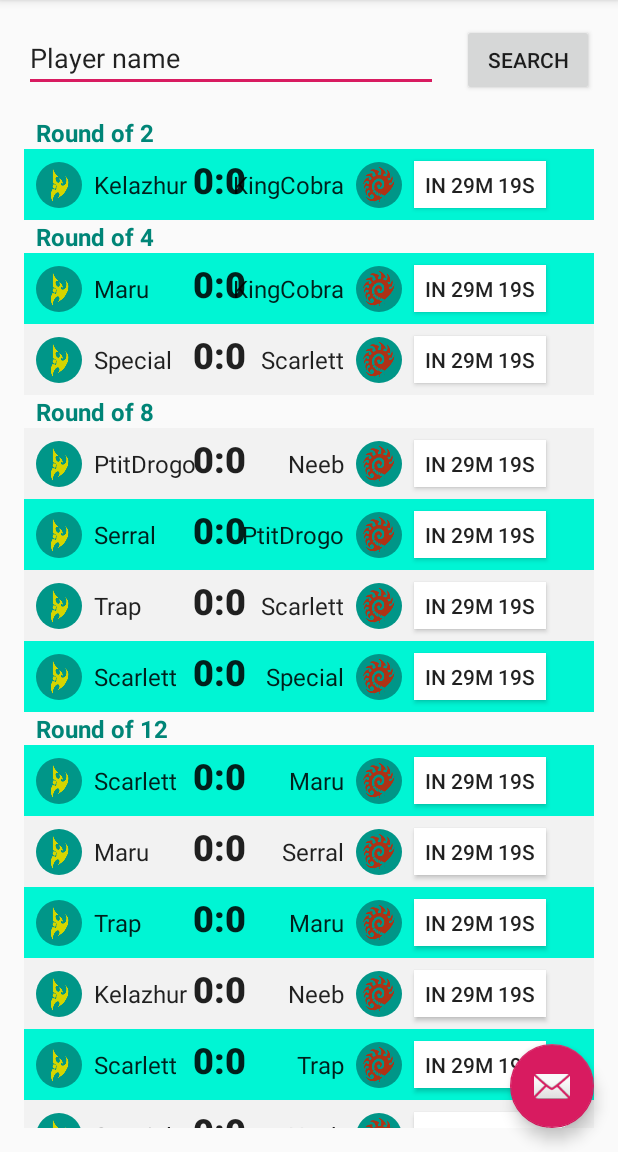
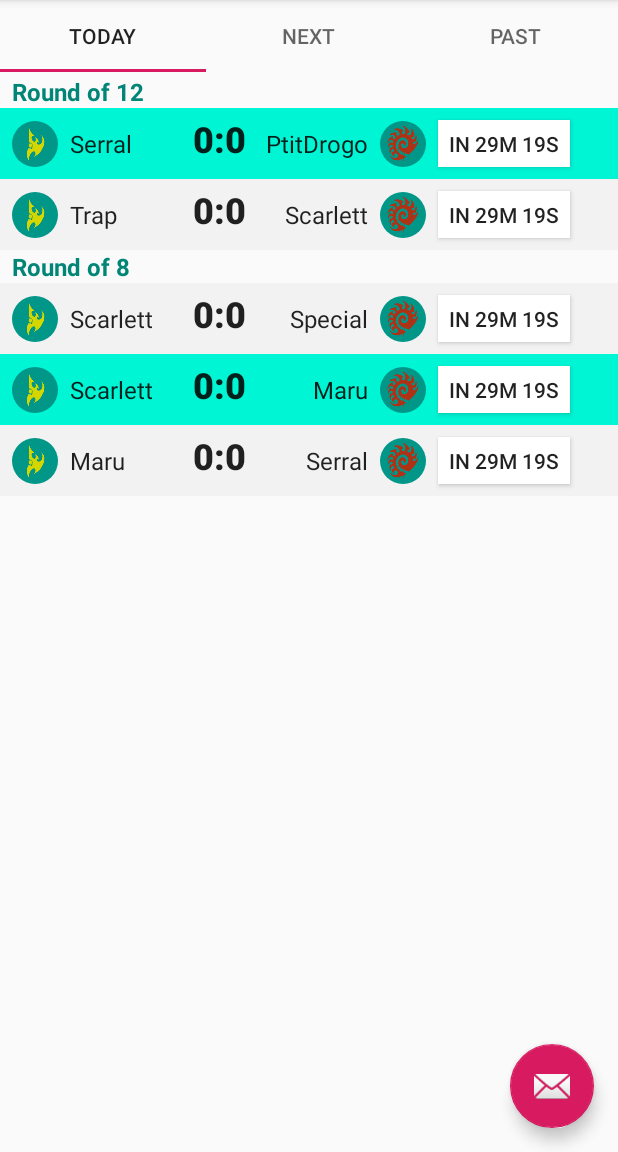
Before and after one commit to alexpdk/SC2Brackets, an Android app: the screen it shows after launch (MainActivity), on a phone screen of 412 x 824 dp, the part 84-1236 px from its top. Run offline under Robolectric (Android 15) with nearby library versions, the phone set to English and light mode, and no system bars; 1 statement that could not run was skipped.

Commit message:
TabLayout and match grouping by time implemented

```diff
--- a/app/src/main/java/com/apx/sc2brackets/MainActivity.kt
+++ b/app/src/main/java/com/apx/sc2brackets/MainActivity.kt
@@ -3,25 +3,42 @@ package com.apx.sc2brackets
 import android.content.Intent
 import android.os.Bundle
 import android.support.design.widget.Snackbar
-import android.support.v7.app.AppCompatActivity;
+import android.support.v7.app.AppCompatActivity
+import android.support.v7.widget.RecyclerView
 import android.util.Log
 import android.view.Menu
 import android.view.MenuItem
 import android.view.View
 import android.widget.EditText
 import com.apx.sc2brackets.brackets.BracketFragment
+import com.apx.sc2brackets.brackets.BracketFragmentPagerAdapter
 import com.apx.sc2brackets.brackets.Match
 
 import kotlinx.android.synthetic.main.activity_main.*
+import kotlinx.android.synthetic.main.content_main.*
 
 private const val TAG = "MainActivity"
 
 class MainActivity : AppCompatActivity(), BracketFragment.OnMatchInteractionListener {
 
+    /**Pool shared by all the BracketFragments.
+     *
+     * Without the pool the performance significantly drops due to repeated ViewHolder creation.
+     * Shared view pool references activity context, so it should live inside activity to avoid memory leak*/
+    private val sharedRecycledViewPool = RecyclerView.RecycledViewPool()
+
+    init {
+        // allocate enough space to transfer match ViewHolders from one BracketFragment to another
+        sharedRecycledViewPool.setMaxRecycledViews(R.layout.match_item, 15)
+    }
+
     override fun onCreate(savedInstanceState: Bundle?) {
         super.onCreate(savedInstanceState)
         setContentView(R.layout.activity_main)
         setSupportActionBar(toolbar)
+
+        bracketViewPager.adapter = BracketFragmentPagerAdapter(sharedRecycledViewPool, supportFragmentManager)
+        bracketTabLayout.setupWithViewPager(bracketViewPager)
 
         fab.setOnClickListener { view ->
             Snackbar.make(view, "Replace with your own action", Snackbar.LENGTH_LONG)
@@ -51,17 +68,16 @@ class MainActivity : AppCompatActivity(), BracketFragment.OnMatchInteractionList
 
     /**Called when the user taps the Send button. Parameter is vital for assigning method
      * as onClick handler.*/
-    fun sendMessage(@Suppress("UNUSED_PARAMETER") button: View) {
+/*    fun sendMessage(@Suppress("UNUSED_PARAMETER") button: View) {
         val editText = findViewById<EditText>(R.id.editText)
         val message = editText.text.toString()
         val intent = Intent(this, PlayerProfileActivity::class.java).apply {
             putExtra(PLAYER_NAME_INTENT_MESSAGE, message)
         }
         startActivity(intent)
-    }
+    }*/
 
     companion object {
         const val PLAYER_NAME_INTENT_MESSAGE = "com.apx.sc2brackets.player_name"
     }
-
 }
--- a/app/src/main/java/com/apx/sc2brackets/brackets/BracketFragment.kt
+++ b/app/src/main/java/com/apx/sc2brackets/brackets/BracketFragment.kt
@@ -20,25 +20,37 @@ class BracketFragment : Fragment() {
 
     private var listener: OnMatchInteractionListener? = null
 
+    //TODO: on screen rotation this reference is lost, need a way to correctly store/pass it
+    var sharedRecycledViewPool: RecyclerView.RecycledViewPool? =null
+    private val timeFilter: MatchBracket.TimeFilter? by lazy {
+        arguments?.get(BRACKET_TIME_FILTER) as MatchBracket.TimeFilter
+    }
+
     override fun onCreateView(
         inflater: LayoutInflater, container: ViewGroup?,
         savedInstanceState: Bundle?
     ): View? {
-        val view = inflater.inflate(R.layout.match_item_list, container, false)
+        val view = inflater.inflate(R.layout.fragment_bracket, container, false)
 
         // Set the adapter
         if (view is RecyclerView) {
             with(view) {
-                layoutManager = LinearLayoutManager(context)
+                layoutManager = LinearLayoutManager(context).apply {
+                    //viewHolders from detached layout are immediately available to other RecycledViews
+                    //https@ //medium.com/@thagikura/reduce-the-number-of-inflation-of-viewholders-drastically-by-sharing-a-viewpool-across-multiple-249d5fc6d28
+                    recycleChildrenOnDetach = true
+                }
                 adapter =
                     BracketRecyclerViewAdapter(
                         MatchBracket.DEFAULT_TOURNAMENT,
+                        timeFilter,
                         context,
                         listener
                     )
                 //disable item blinking on expand/collapse
                 //source: https://medium.com/@nikola.jakshic/how-to-expand-collapse-items-in-recyclerview-49a648a403a6
                 (itemAnimator as SimpleItemAnimator).supportsChangeAnimations = false
+                setRecycledViewPool(sharedRecycledViewPool)
             }
         }
         return view
@@ -67,15 +79,17 @@ class BracketFragment : Fragment() {
         fun onMatchSelect(item: Match?)
     }
 
-/*    companion object {
-        const val ARG_COLUMN_COUNT = "column-count"
+    companion object {
+        const val BRACKET_TIME_FILTER = "BRACKET_TIME_FILTER"
 
-        @JvmStatic
-        fun newInstance(columnCount: Int) =
-            BracketFragment().apply {
-                arguments = Bundle().apply {
-                    putInt(ARG_COLUMN_COUNT, columnCount)
-                }
+        fun newInstance(timeFilter: MatchBracket.TimeFilter? = null): BracketFragment{
+            val args = Bundle()
+            timeFilter?.let {
+                args.putSerializable(BRACKET_TIME_FILTER, timeFilter)
             }
-    }*/
+            val fragment = BracketFragment()
+            fragment.arguments = args
+            return fragment
+        }
+    }
 }
--- /dev/null
+++ b/app/src/main/java/com/apx/sc2brackets/brackets/BracketFragmentPagerAdapter.kt
@@ -0,0 +1,30 @@
+package com.apx.sc2brackets.brackets
+
+import android.support.v4.app.Fragment
+import android.support.v4.app.FragmentManager
+import android.support.v4.app.FragmentPagerAdapter
+import android.support.v7.widget.RecyclerView
+import android.util.Log
+
+private const val TAG = "BracketPagerAdapter"
+
+class BracketFragmentPagerAdapter(
+    private val viewPool: RecyclerView.RecycledViewPool,
+    fm: FragmentManager
+) : FragmentPagerAdapter(fm) {
+
+    private val tabs = arrayOf(MatchBracket.TimeFilter.TODAY, MatchBracket.TimeFilter.NEXT, MatchBracket.TimeFilter.PAST)
+
+    override fun getItem(p0: Int): Fragment {
+        Log.i(TAG, "getItem($p0) called")
+        val fragment = BracketFragment.newInstance(timeFilter = tabs[p0])
+        fragment.sharedRecycledViewPool = viewPool
+        return fragment
+    }
+
+    override fun getCount() = tabs.size
+
+    override fun getPageTitle(position: Int): CharSequence? {
+        return tabs[position].name
+    }
+}
--- a/app/src/main/java/com/apx/sc2brackets/brackets/BracketRecyclerViewAdapter.kt
+++ b/app/src/main/java/com/apx/sc2brackets/brackets/BracketRecyclerViewAdapter.kt
@@ -24,6 +24,7 @@ private const val TAG = "BracketViewAdapter"
  */
 class BracketRecyclerViewAdapter(
     private val bracket: MatchBracket,
+    private val timeFilter: MatchBracket.TimeFilter?,
     context: Context,
     private val interactionListener: OnMatchInteractionListener?
 ) : RecyclerView.Adapter<RecyclerView.ViewHolder>() {
@@ -46,9 +47,8 @@ class BracketRecyclerViewAdapter(
     }
 
     override fun onBindViewHolder(holder: RecyclerView.ViewHolder, position: Int) {
-        Log.i(TAG, "Bind position = $position")
 
-        val bracketItem = bracket[position]
+        val bracketItem = bracket.filter(timeFilter)[position]
         when (bracketItem) {
             is Match -> {
                 val mvHolder = holder as MatchViewHolder
@@ -68,13 +68,13 @@ class BracketRecyclerViewAdapter(
         }
     }
 
-    override fun getItemCount(): Int = bracket.list.size
+    override fun getItemCount(): Int = bracket.filter(timeFilter).size
 
     /*Return layout id which will be used to render corresponding items*/
-    override fun getItemViewType(position: Int) = when (bracket[position]) {
+    override fun getItemViewType(position: Int) = when (bracket.filter(timeFilter)[position]) {
         is Match -> R.layout.match_item
         is MatchBracket.Header -> R.layout.bracket_header
-        else -> throw RuntimeException("Unknown type of item in MatchBracket: ${bracket[position].javaClass.name}")
+        else -> throw RuntimeException("Unknown type of item in MatchBracket: ${bracket.filter(timeFilter)[position].javaClass.name}")
     }
 
     class HeaderViewHolder(private val view: View) : RecyclerView.ViewHolder(view) {
@@ -131,7 +131,7 @@ class BracketRecyclerViewAdapter(
                 }
             )
             view.time_button?.apply {
-                text = "In 29m 15s"
+                text = match.countDown
                 paintFlags = paintFlags or Paint.UNDERLINE_TEXT_FLAG
             }
             view.match_details?.visibility = if (match.detailsExpanded) {
--- a/app/src/main/java/com/apx/sc2brackets/brackets/Match.kt
+++ b/app/src/main/java/com/apx/sc2brackets/brackets/Match.kt
@@ -1,16 +1,41 @@
 package com.apx.sc2brackets.brackets
 
-import org.joda.time.DateTime
+import org.joda.time.*
 
 data class Match(val firstPlayer: String, val secondPlayer: String, val category: String) : MatchBracket.BracketItem {
     var races = Pair(Race.PROTOSS, Race.ZERG)
     var score = Pair(0, 0)
     var type = Type.BO7
-    var startTime = DateTime().plusHours(1)!!
+
+    // Null time means match is to be scheduled in the future
+    var startTime: DateTime? = null
 
     /** Are match details expanded inside list. Temporary solution for implementing expand/collapse animation*/
     var detailsExpanded = false
 
+    fun isAfter(moment: DateTime) = startTime?.isAfter(moment) ?: true
+    fun isBefore(moment: DateTime) = startTime?.isBefore(moment) ?: false
+
+    //TODO: use Period API properly
+    val countDown get(): String{
+        if(startTime == null){
+            return "Unknown"
+        }
+        val now = DateTime.now()
+        if(startTime!!.isBefore(now)){
+            return "Complete"
+        }
+        val dd = Days.daysBetween(now, startTime).days
+        val hh = Hours.hoursBetween(now, startTime).hours % 24
+        val mm = Minutes.minutesBetween(now, startTime).minutes % 60
+        val ss = Seconds.secondsBetween(now, startTime).seconds % 60
+        return when{
+            dd>0 ->"In ${dd}d ${hh}h"
+            hh>0 ->"In ${hh}h ${mm}m"
+            mm>0 ->"In ${mm}m ${ss}s"
+            else ->"In ${ss}s"
+        }
+    }
     /* fun setScore(first: Int = 0, second: Int = 0): Match{
          if(first > 0 && second > 0){
              score.copy(first, second)
--- a/app/src/main/java/com/apx/sc2brackets/brackets/MatchBracket.kt
+++ b/app/src/main/java/com/apx/sc2brackets/brackets/MatchBracket.kt
@@ -1,9 +1,19 @@
 package com.apx.sc2brackets.brackets
+
+import org.joda.time.DateTime
 
 class MatchBracket(list: List<Match>) {
 
     private var matches = list.toMutableList()
     private var listWithHeaders = addHeaders(matches)
+
+    /*
+     * Logic is currently approximate and implemented for the sake of layout demonstration
+     */
+    //TODO: use some implementation of InvalidatableLazy
+    private var nextList = getNextList()
+    private var pastList = getPastList()
+    private var todayList = getTodayList()
 
     private fun addHeaders(list: List<Match>): List<BracketItem> {
         // group matches by category to be displayed under common header
@@ -21,8 +31,32 @@ class MatchBracket(list: List<Match>) {
             .flatMap { (match, header) -> header?.let { listOf(header, match) } ?: listOf(match) }
     }
 
+    fun filter(filter: TimeFilter?) = when (filter) {
+        null -> listWithHeaders
+        TimeFilter.NEXT -> nextList
+        TimeFilter.PAST -> pastList
+        TimeFilter.TODAY -> todayList
+    }
+
     operator fun get(i: Int): BracketItem {
         return listWithHeaders[i]
+    }
+
+    private fun getNextList(): List<BracketItem> {
+        val nextDay = DateTime.now().plusDays(1)
+        val list = matches.dropWhile { it.isBefore(nextDay) }
+        return addHeaders(list)
+    }
+    private fun getPastList(): List<BracketItem> {
+        val now = DateTime.now()
+        val list = matches.takeWhile { it.isBefore(now) }
+        return addHeaders(list)
+    }
+    private fun getTodayList(): List<BracketItem> {
+        val now = DateTime.now()
+        val nextDay = DateTime.now().plusDays(1)
+        val list = matches.dropWhile { it.isBefore(now) }.takeWhile { it.isBefore(nextDay) }
+        return addHeaders(list)
     }
 
     val list: List<BracketItem> get() = listWithHeaders
@@ -30,17 +64,28 @@ class MatchBracket(list: List<Match>) {
     fun remove(match: Match) {
         matches.remove(match)
         listWithHeaders = addHeaders(matches)
+        nextList = getNextList()
+        pastList = getPastList()
+        todayList = getTodayList()
     }
 
     interface BracketItem
     data class Header(val content: String) : BracketItem
 
+    enum class TimeFilter {
+        TODAY, NEXT, PAST
+    }
+
     companion object {
         /**Bracket that contains "Round of 2", "Round of 4", "Round of 8" and "Round of 12" matches*/
         val DEFAULT_TOURNAMENT = MatchBracket(
-            listOf(2, 4, 8, 12).map { i->
-                Array(i/2){Match.random("Round of $i")}.toList()
-            }.flatten()
+            listOf(12, 8, 4, 2).map { i ->
+                Array(i / 2) { Match.random("Round of $i") }.toList()
+            }.flatten().apply {
+                for (i in 0..3) this[i].startTime = DateTime().minusHours(1)
+                for (i in 4..8) this[i].startTime = DateTime().plusHours(1)
+                for (i in 9 until size) this[i].startTime = DateTime().plusDays(1).plusHours(1)
+            }
         )
     }
 }
--- a/app/src/main/res/layout/content_main.xml
+++ b/app/src/main/res/layout/content_main.xml
@@ -9,53 +9,38 @@
         tools:showIn="@layout/activity_main"
         tools:context=".MainActivity">
 
-    <EditText
+    <android.support.design.widget.TabLayout
             android:layout_width="0dp"
-            android:layout_height="45dp"
-            android:inputType="textPersonName"
-            android:text="@string/text_box_edit_message"
-            android:ems="10"
-            android:id="@+id/editText"
-            android:layout_marginStart="16dp"
+            android:layout_height="wrap_content"
             app:layout_constraintStart_toStartOf="parent"
-            android:layout_marginLeft="16dp"
-            android:layout_marginTop="16dp"
+            app:layout_constraintEnd_toEndOf="parent"
             app:layout_constraintTop_toTopOf="parent"
-            android:hint="@string/text_box_edit_message"
-            app:layout_constraintHorizontal_bias="0.5"
-            app:layout_constraintEnd_toStartOf="@+id/button"
-            android:importantForAutofill="no"
-            tools:targetApi="o"/>
+            android:id="@+id/bracketTabLayout">
 
-    <Button
-            android:text="@string/button_search"
-            android:layout_width="wrap_content"
-            android:layout_height="wrap_content"
-            android:id="@+id/button"
-            app:layout_constraintStart_toEndOf="@+id/editText"
-            android:layout_marginLeft="16dp"
-            android:layout_marginStart="16dp"
-            app:layout_constraintBaseline_toBaselineOf="@+id/editText"
-            app:layout_constraintHorizontal_bias="0.5"
-            app:layout_constraintEnd_toEndOf="parent"
-            android:layout_marginEnd="16dp"
-            android:layout_marginRight="16dp"
-            android:onClick="sendMessage"/>
+        <android.support.design.widget.TabItem
+                android:layout_width="wrap_content"
+                android:layout_height="wrap_content"
+                android:text="Monday"/>
 
-    <fragment
+        <android.support.design.widget.TabItem
+                android:layout_width="wrap_content"
+                android:layout_height="wrap_content"
+                android:text="Tuesday"/>
+
+        <android.support.design.widget.TabItem
+                android:layout_width="wrap_content"
+                android:layout_height="wrap_content"
+                android:text="Wednesday"/>
+    </android.support.design.widget.TabLayout>
+
+    <android.support.v4.view.ViewPager
+            android:id="@+id/bracketViewPager"
             android:layout_width="0dp"
             android:layout_height="0dp"
-            android:name="com.apx.sc2brackets.brackets.BracketFragment"
+            app:layout_constraintBottom_toBottomOf="parent"
             app:layout_constraintStart_toStartOf="parent"
-            android:layout_marginLeft="16dp"
-            android:layout_marginStart="16dp"
-            android:id="@+id/fragment"
-            android:layout_marginTop="16dp"
-            app:layout_constraintTop_toBottomOf="@+id/editText"
             app:layout_constraintEnd_toEndOf="parent"
-            android:layout_marginEnd="16dp"
-            android:layout_marginRight="16dp"
-            android:layout_marginBottom="16dp"
-            app:layout_constraintBottom_toBottomOf="parent"/>
+            app:layout_constraintTop_toBottomOf="@+id/bracketTabLayout"
+            android:layout_marginTop="2dp"/>
 
 </android.support.constraint.ConstraintLayout>
--- a/app/src/main/res/layout/match_item_list.xml
+++ b/app/src/main/res/layout/fragment_bracket.xml
@@ -3,7 +3,7 @@
         xmlns:android="http://schemas.android.com/apk/res/android"
         xmlns:app="http://schemas.android.com/apk/res-auto"
         xmlns:tools="http://schemas.android.com/tools"
-        android:id="@+id/match_list"
+        android:id="@+id/bracket_recycle_view"
         android:name="com.apx.sc2brackets.ItemFragment"
         android:layout_width="match_parent"
         android:layout_height="match_parent"
```
